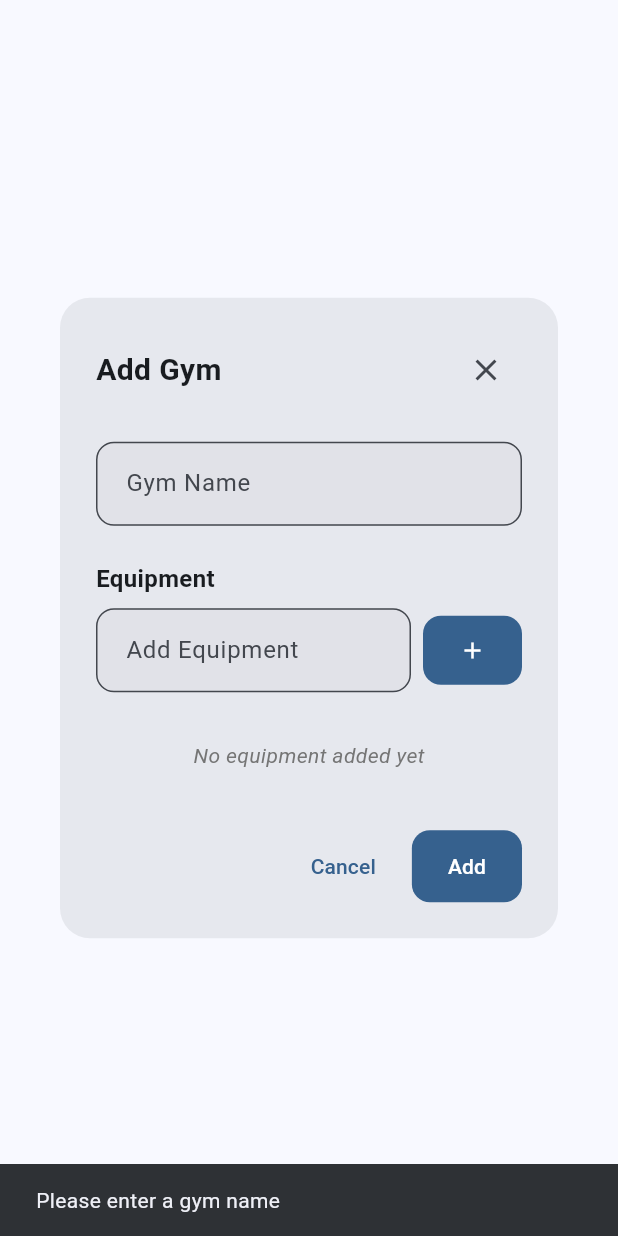
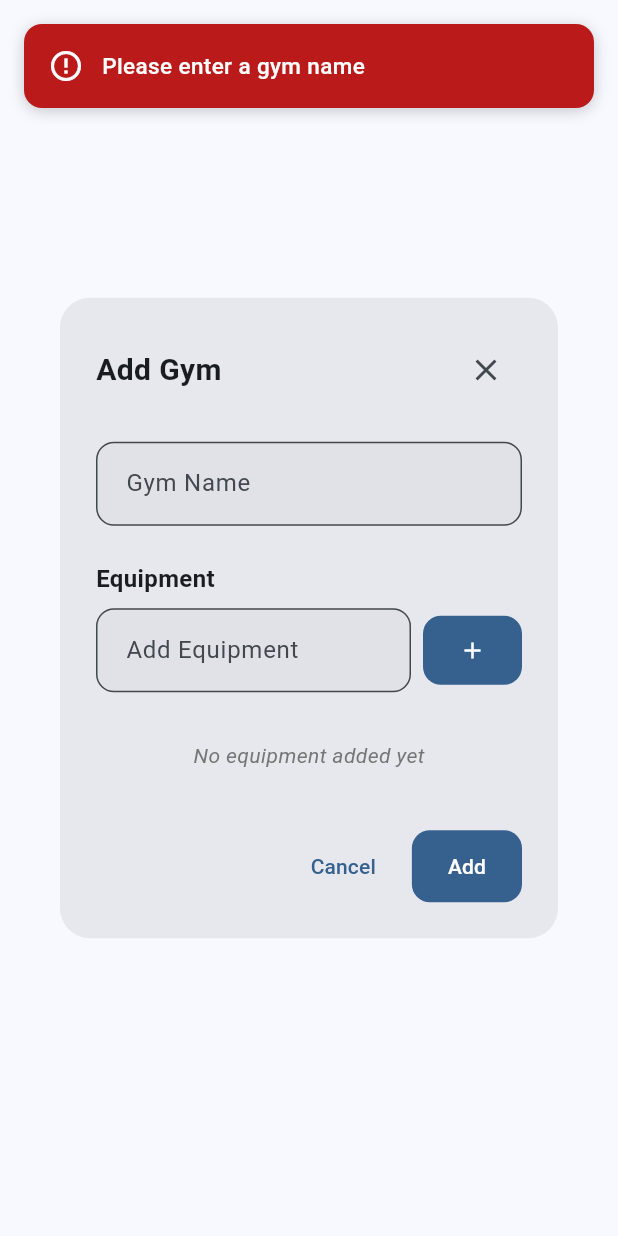
Before and after one commit to streambinder/vigor, a Flutter app: the GymFormDialog widget shown alone on an empty page, opened directly, after a tap on "Add", on a phone screen of 412 x 824 dp. Run offline on Flutter 3.47's test engine with Material 3 defaults, Android fonts, the phone set to English and light mode, and no system bars; our stand-ins replace flutter_secure_storage, google_sign_in, logger, shared_preferences; missing offline and left inert: dart:js_interop, google_sign_in_web; accounts and stored records are empty; generated files the repository leaves out were written again; network calls fail.

Commit message:
fix(ui): ensure popups appear above modals on all platforms
Use rootOverlay: true for all notifications to ensure they render
above dialogs. Replace ScaffoldMessenger.showSnackBar with overlay-based
notifications in ProfileCompletionModal and GymFormDialog.

```diff
--- a/app/lib/widgets/adaptive/adaptive_notification.dart
+++ b/app/lib/widgets/adaptive/adaptive_notification.dart
@@ -3,7 +3,8 @@ import 'package:flutter/material.dart';
 import '../../utils/platform_helper.dart';
 import '../../theme/liquid_glass_theme.dart';
 
-/// Platform-adaptive notification/snackbar
+/// Platform-adaptive notification that always appears above dialogs/modals.
+/// Uses overlay with rootOverlay: true to ensure proper z-ordering.
 class AdaptiveNotification {
   static void show({
     required BuildContext context,
@@ -11,43 +12,62 @@ class AdaptiveNotification {
     Duration duration = const Duration(seconds: 3),
     bool isError = false,
   }) {
-    if (PlatformHelper.useLiquidGlass) {
-      _showLiquidGlassNotification(
-        context: context,
+    final overlay = Overlay.of(context, rootOverlay: true);
+    late OverlayEntry overlayEntry;
+
+    overlayEntry = OverlayEntry(
+      builder: (ctx) => _NotificationWidget(
         message: message,
-        duration: duration,
         isError: isError,
-      );
-    } else {
-      ScaffoldMessenger.of(context).showSnackBar(
-        SnackBar(
-          content: Text(message),
-          duration: duration,
-          backgroundColor: isError
-              ? Theme.of(context).colorScheme.error
-              : null,
+        useLiquidGlass: PlatformHelper.useLiquidGlass,
+        onDismiss: () => overlayEntry.remove(),
       ),
     );
+
+    overlay.insert(overlayEntry);
+    Future.delayed(duration, () {
+      if (overlayEntry.mounted) {
+        overlayEntry.remove();
+      }
+    });
+  }
+
+  static void showError({
+    required BuildContext context,
+    required String message,
+  }) {
+    show(context: context, message: message, isError: true);
   }
 }
 
-  static void _showLiquidGlassNotification({
-    required BuildContext context,
-    required String message,
-    required Duration duration,
-    required bool isError,
-  }) {
-    final overlay = Overlay.of(context);
-    late OverlayEntry overlayEntry;
+class _NotificationWidget extends StatelessWidget {
+  final String message;
+  final bool isError;
+  final bool useLiquidGlass;
+  final VoidCallback onDismiss;
 
-    overlayEntry = OverlayEntry(
-      builder: (context) => Positioned(
+  const _NotificationWidget({
+    required this.message,
+    required this.isError,
+    required this.useLiquidGlass,
+    required this.onDismiss,
+  });
+
+  @override
+  Widget build(BuildContext context) {
+    return Positioned(
       top: MediaQuery.of(context).padding.top + 16,
       left: 16,
       right: 16,
       child: Material(
         color: Colors.transparent,
-          child: ClipRRect(
+        child: useLiquidGlass ? _buildLiquidGlass(context) : _buildMaterial(context),
+      ),
+    );
+  }
+
+  Widget _buildLiquidGlass(BuildContext context) {
+    return ClipRRect(
       borderRadius: BorderRadius.circular(12),
       child: BackdropFilter(
         filter: ImageFilter.blur(sigmaX: 10, sigmaY: 10),
@@ -64,49 +84,56 @@ class AdaptiveNotification {
             ),
             boxShadow: LiquidGlassTheme.softShadow,
           ),
-                child: Row(
+          child: _buildContent(
+            iconColor: isError ? Colors.white : LiquidGlassTheme.successColor,
+            textColor: isError ? Colors.white : Colors.black87,
+          ),
+        ),
+      ),
+    );
+  }
+
+  Widget _buildMaterial(BuildContext context) {
+    final colorScheme = Theme.of(context).colorScheme;
+    return Container(
+      padding: const EdgeInsets.all(16),
+      decoration: BoxDecoration(
+        color: isError ? colorScheme.error : colorScheme.inverseSurface,
+        borderRadius: BorderRadius.circular(12),
+        boxShadow: [
+          BoxShadow(
+            color: Colors.black.withOpacity(0.2),
+            blurRadius: 8,
+            offset: const Offset(0, 2),
+          ),
+        ],
+      ),
+      child: _buildContent(
+        iconColor: isError ? colorScheme.onError : colorScheme.onInverseSurface,
+        textColor: isError ? colorScheme.onError : colorScheme.onInverseSurface,
+      ),
+    );
+  }
+
+  Widget _buildContent({required Color iconColor, required Color textColor}) {
+    return Row(
       children: [
-                    if (isError)
-                      const Icon(
-                        Icons.error_outline,
-                        color: Colors.white,
-                      )
-                    else
         Icon(
-                        Icons.check_circle_outline,
-                        color: LiquidGlassTheme.successColor,
+          isError ? Icons.error_outline : Icons.check_circle_outline,
+          color: iconColor,
         ),
         const SizedBox(width: 12),
         Expanded(
           child: Text(
             message,
             style: TextStyle(
-                          color: isError ? Colors.white : Colors.black87,
+              color: textColor,
               fontSize: 15,
               fontWeight: FontWeight.w500,
             ),
           ),
         ),
       ],
-                ),
-              ),
-            ),
-          ),
-        ),
-      ),
     );
-
-    overlay.insert(overlayEntry);
-
-    Future.delayed(duration, () {
-      overlayEntry.remove();
-    });
-  }
-
-  static void showError({
-    required BuildContext context,
-    required String message,
-  }) {
-    show(context: context, message: message, isError: true);
   }
 }
--- a/app/lib/widgets/gym_form_dialog.dart
+++ b/app/lib/widgets/gym_form_dialog.dart
@@ -52,8 +52,9 @@ class _GymFormDialogState extends State<GymFormDialog> {
   void _submit() {
     final name = _nameController.text.trim();
     if (name.isEmpty) {
-      ScaffoldMessenger.of(context).showSnackBar(
-        const SnackBar(content: Text('Please enter a gym name')),
+      AdaptiveNotification.showError(
+        context: context,
+        message: 'Please enter a gym name',
       );
       return;
     }
```
Also changed, not shown: app/lib/screens/profile_completion_modal.dart (+9 -9 lines). Lines whose indentation alone changed are shown as unchanged.
